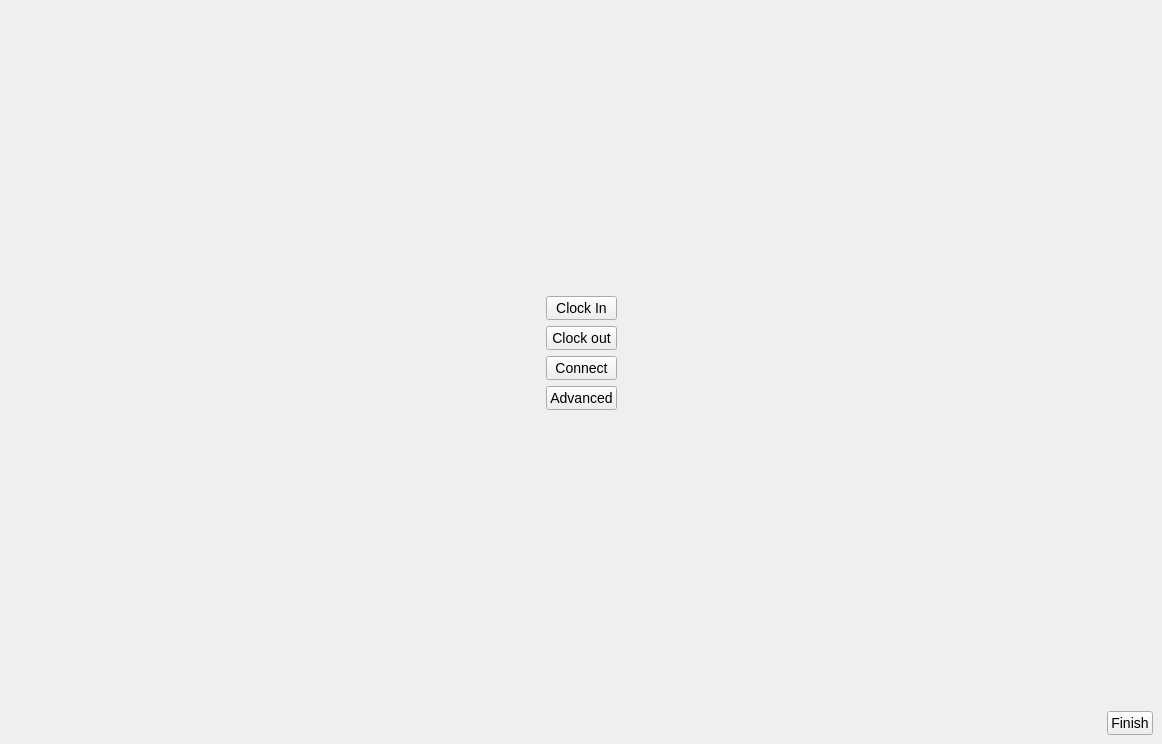
This is Source/Time Track/mainform.ui in joshuawootonn/time-track as Qt 5 draws it before an edit. The edited form follows.
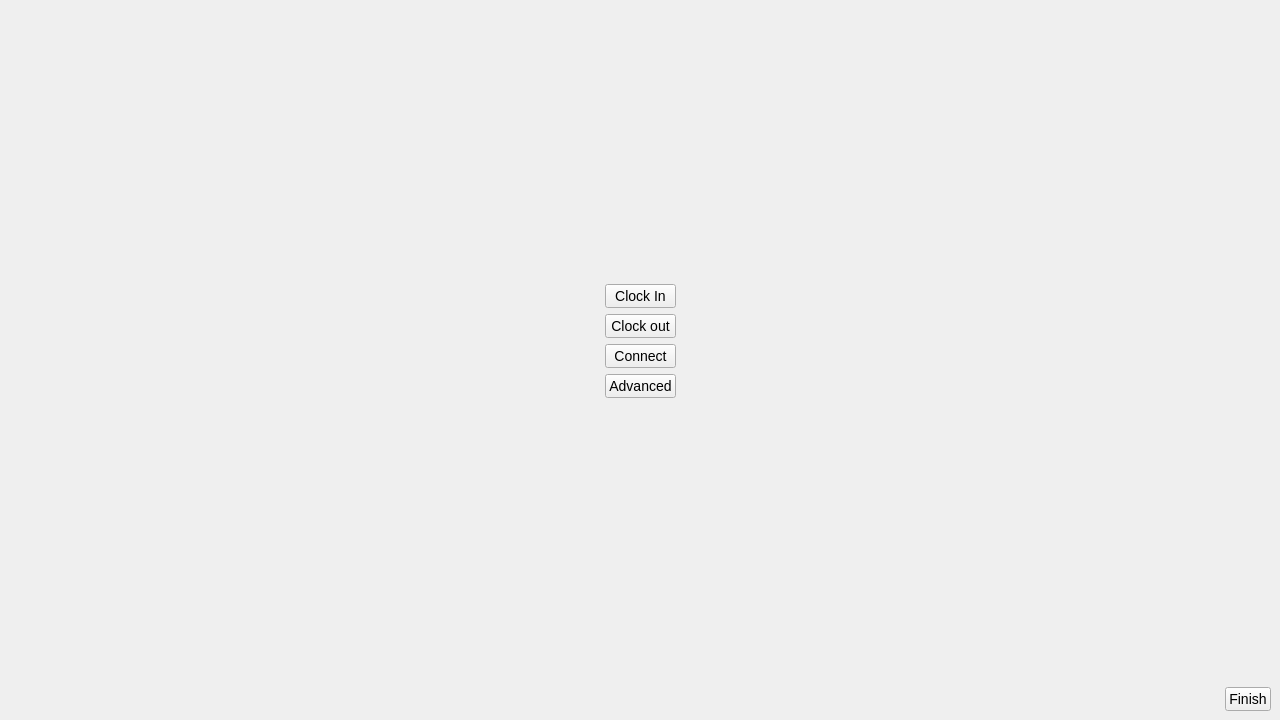
This is the edited form.

```diff
--- a/Source/Time Track/mainform.ui
+++ b/Source/Time Track/mainform.ui
@@ -6,8 +6,8 @@
    <rect>
     <x>0</x>
     <y>0</y>
-    <width>1162</width>
-    <height>744</height>
+    <width>1280</width>
+    <height>720</height>
    </rect>
   </property>
   <property name="windowTitle">
```
